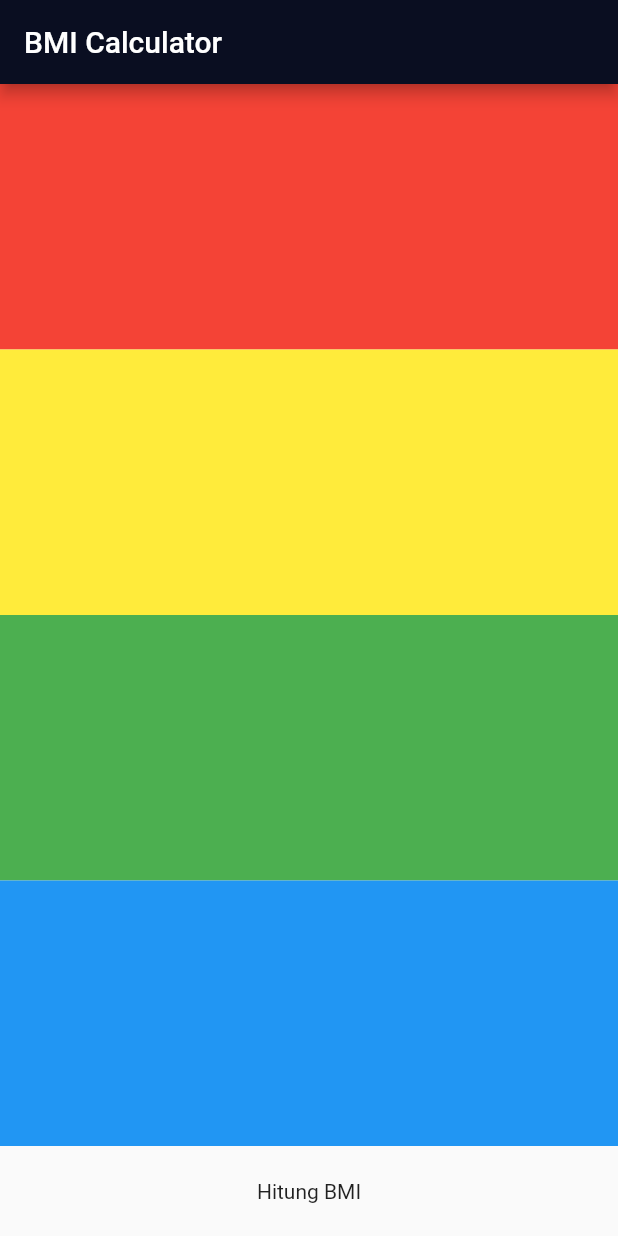
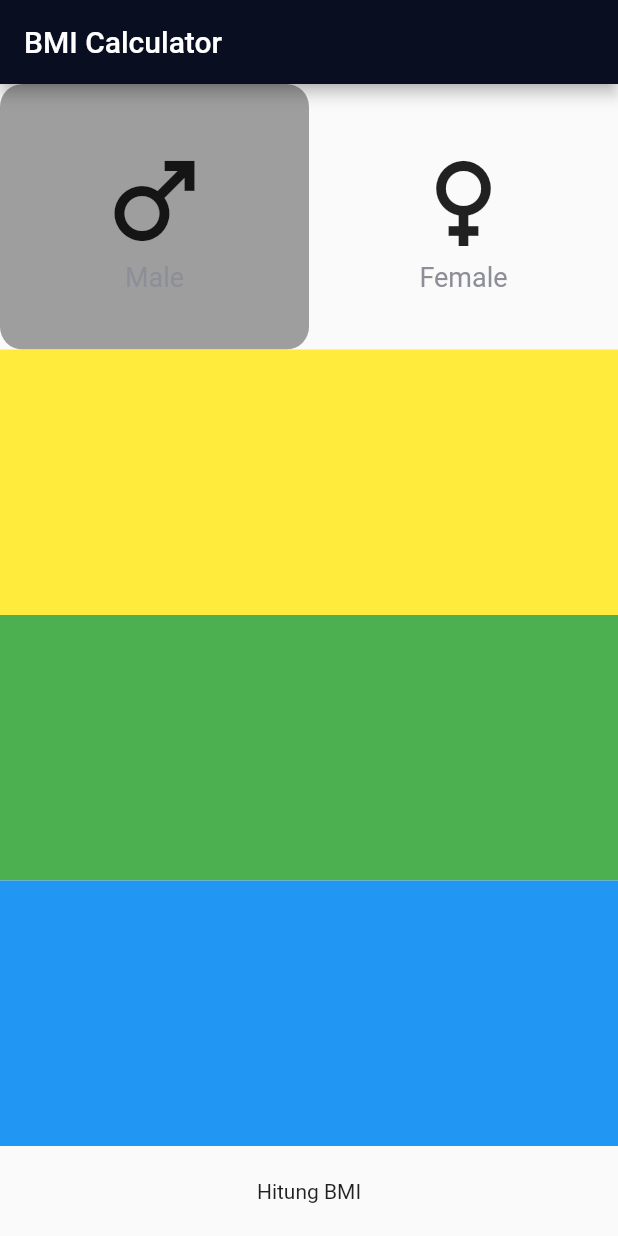
Before and after one commit to ulfacode/bmi, a Flutter app: the screen it shows after launch, on a phone screen of 412 x 824 dp. Run offline on Flutter 3.47's test engine with Material 2 defaults, Android fonts, the phone set to English and light mode, and no system bars.

Commit message:
5. BMI - UI Card Gender

```diff
--- a/lib/bmi_data_screen.dart
+++ b/lib/bmi_data_screen.dart
@@ -18,9 +18,54 @@ class _BmiDataScreenState extends State<BmiDataScreen> {
       body: Column(
         children: [
           Expanded(
-              child: Container(
-            color: Colors.red,
-          )),
+            child: Container(
+              child: Row(
+                children: [
+                  Expanded(
+                    child: Container(
+                      decoration: BoxDecoration(
+                          color: Colors.grey,
+                          borderRadius: BorderRadius.circular(15)),
+                      child: Column(
+                        mainAxisAlignment: MainAxisAlignment.center,
+                        children: const [
+                          Icon(
+                            Icons.male,
+                            size: 80,
+                          ),
+                          Text(
+                            "Male",
+                            style: TextStyle(
+                              fontSize: 18,
+                              color: Color(0xff8d8e98),
+                            ),
+                          ),
+                        ],
+                      ),
+                    ),
+                  ),
+                  Expanded(
+                    child: Column(
+                      mainAxisAlignment: MainAxisAlignment.center,
+                      children: const [
+                        Icon(
+                          Icons.female,
+                          size: 80,
+                        ),
+                        Text(
+                          "Female",
+                          style: TextStyle(
+                            fontSize: 18,
+                            color: Color(0xff8d8e98),
+                          ),
+                        ),
+                      ],
+                    ),
+                  ),
+                ],
+              ),
+            ),
+          ),
           Expanded(
               child: Container(
             color: Colors.yellow,
```
